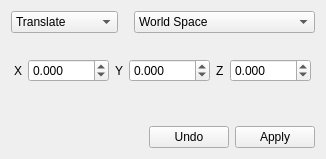
XII-Technologies/XII, file Source/EditorPlugins/Scene/EditorPluginScene/Dialogs/DeltaTransformDlg.ui: the form before one commit.
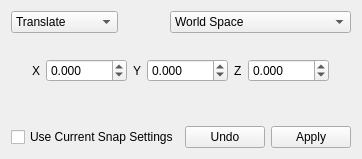
The form after the commit. Icons and pictures are not drawn.

Commit message:
EditorFramework: Apply Delta Transform Improvements.
* Preserve snap settings during application.

The edit to the form file:
```diff
--- a/Source/EditorPlugins/Scene/EditorPluginScene/Dialogs/DeltaTransformDlg.ui
+++ b/Source/EditorPlugins/Scene/EditorPluginScene/Dialogs/DeltaTransformDlg.ui
@@ -227,6 +227,13 @@
    </item>
    <item>
     <layout class="QHBoxLayout" name="horizontalLayout">
+     <item>
+      <widget class="QCheckBox" name="CheckBoxSnapping">
+       <property name="text">
+        <string>Use Current Snap Settings</string>
+       </property>
+      </widget>
+     </item>
      <item>
       <spacer name="horizontalSpacer">
        <property name="orientation">
```
Left out of the diff: 1 changed line with no effect on the pictures. The commit also changes 9 other files.
